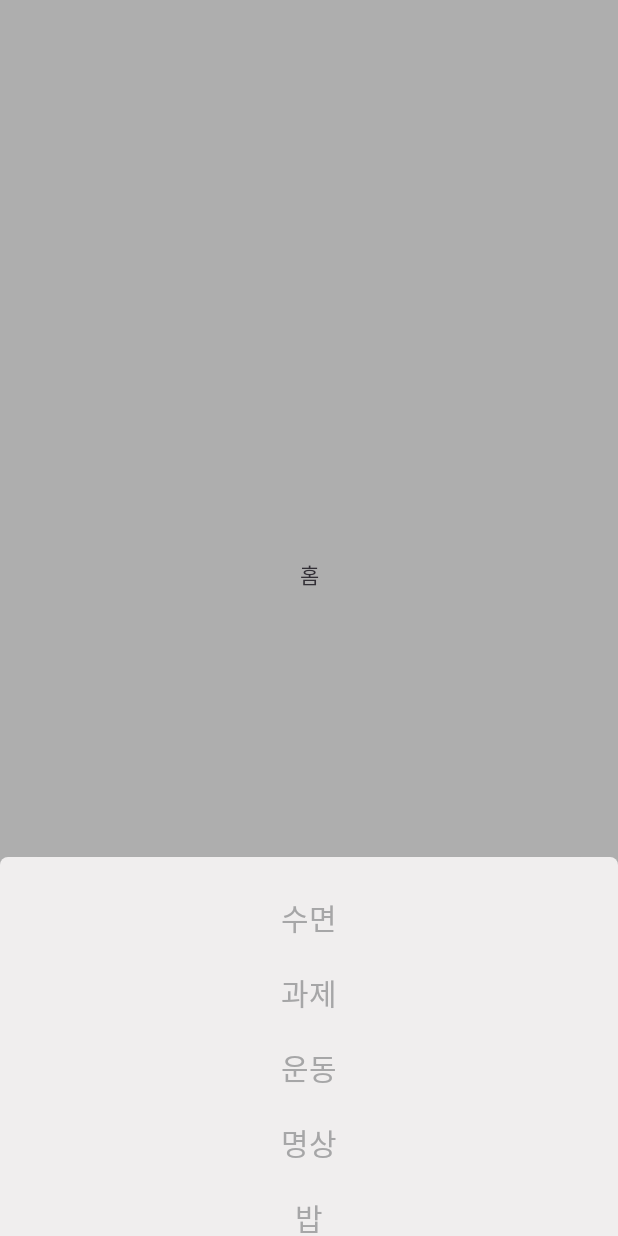
After one commit to CAMPTHON-BAMSAMJO/camputhon-client, an Android app: the fragment SelectActivityBottomSheet placed in its activity, on a phone screen of 412 x 824 dp. The commit adds this screen. Run offline under Robolectric (Android 15) with nearby library versions, the phone set to English and light mode, and no system bars; our stand-ins replace Dagger/Hilt's generated code, Timber, data binding.

Commit message:
[feat] 활동 입력받기 구현

```diff
--- /dev/null
+++ b/app/src/main/java/com/dgu/camputhon/domain/entity/SelectActivity.kt
@@ -0,0 +1,5 @@
+package com.dgu.camputhon.domain.entity
+
+data class SelectActivity (
+    val activity: String
+)
--- a/app/src/main/java/com/dgu/camputhon/presentation/createshorts/CreateShortsFragment.kt
+++ b/app/src/main/java/com/dgu/camputhon/presentation/createshorts/CreateShortsFragment.kt
@@ -11,6 +11,7 @@
 import com.dgu.camputhon.presentation.createshorts.CreateShortsViewModel.Companion.THURS
 import com.dgu.camputhon.presentation.createshorts.CreateShortsViewModel.Companion.TUES
 import com.dgu.camputhon.presentation.createshorts.CreateShortsViewModel.Companion.WED
+import com.dgu.camputhon.presentation.createshorts.activity.SelectActivityBottomSheet
 import com.dgu.camputhon.presentation.createshorts.location.SelectLocationBottomSheet
 import com.dgu.camputhon.util.base.BaseFragment
 import dagger.hilt.android.AndroidEntryPoint
@@ -27,6 +28,7 @@
 
         selectDay()
         selectLocation()
+        selectActivity()
         clickCreateShortsBtn()
     }
 
@@ -54,6 +56,12 @@
         }
     }
 
+    private fun selectActivity() {
+        binding.tvCreateShortsActivityInput.setOnClickListener {
+            SelectActivityBottomSheet().show(parentFragmentManager, BOTTOM_SHEET)
+        }
+    }
+
     private fun clickCreateShortsBtn() {
         binding.btnCreateShorts.setOnClickListener {
             viewModel.createShorts(viewModel.contents.value ?: "")
--- a/app/src/main/java/com/dgu/camputhon/presentation/createshorts/CreateShortsViewModel.kt
+++ b/app/src/main/java/com/dgu/camputhon/presentation/createshorts/CreateShortsViewModel.kt
@@ -3,6 +3,7 @@
 import androidx.lifecycle.LiveData
 import androidx.lifecycle.MutableLiveData
 import androidx.lifecycle.ViewModel
+import com.dgu.camputhon.domain.entity.SelectActivity
 import com.dgu.camputhon.domain.entity.SelectLocation
 import timber.log.Timber
 
@@ -28,13 +29,41 @@
     val locationList: LiveData<ArrayList<SelectLocation>>
         get() = _locationList
 
+    private val _activityList: MutableLiveData<ArrayList<SelectActivity>> =
+        MutableLiveData(
+            arrayListOf(
+                SelectActivity("수면"),
+                SelectActivity("과제"),
+                SelectActivity("운동"),
+                SelectActivity("명상"),
+                SelectActivity("밥"),
+                SelectActivity("수다"),
+                SelectActivity("데이트"),
+                SelectActivity("팀플"),
+                SelectActivity("독서"),
+                SelectActivity("영화관람"),
+                SelectActivity("전시관람"),
+                SelectActivity("개발"),
+                SelectActivity("연구"),
+                SelectActivity("산책"),
+
+            )
+        )
+
+    val activityList: LiveData<ArrayList<SelectActivity>>
+        get() = _activityList
+
     private val _selectedDay = MutableLiveData<String>("")
     val selectedDay: LiveData<String>
         get() = _selectedDay
 
-    private val _selectedLanguage = MutableLiveData<String>()
-    val selectedLanguage: LiveData<String>
-        get() = _selectedLanguage
+    private val _selectedLocation = MutableLiveData<String>()
+    val selectedLocation: LiveData<String>
+        get() = _selectedLocation
+
+    private val _selectedActivity = MutableLiveData<String>()
+    val selectedActivity: LiveData<String>
+        get() = _selectedActivity
 
     val contents = MutableLiveData<String>()
 
@@ -44,12 +73,18 @@
     }
 
     fun setSelectedLocation(location: String) {
-        _selectedLanguage.value = location
+        Timber.d("[숏폼 생성] 제작 장소 바텀시트 테스트 -> $location")
+        _selectedLocation.value = location
+    }
+
+    fun setSelectedActivity(activity: String) {
+        Timber.d("[숏폼 생성] 제작 활동 바텀시트 테스트 -> $activity")
+        _selectedActivity.value = activity
     }
 
     fun createShorts(contents: String) {
         // TODO 영상 생성하기 서버통신
-        Timber.d("[숏폼 생성] 제작 테스트 -> 장소: ${selectedLanguage.value}  일기: $contents")
+        Timber.d("[숏폼 생성] 제작 테스트 -> 장소: ${selectedLocation.value} // 활동: ${selectedActivity.value} //  일기: $contents")
     }
 
     companion object {
--- /dev/null
+++ b/app/src/main/java/com/dgu/camputhon/presentation/createshorts/activity/SelectActivityAdapter.kt
@@ -0,0 +1,90 @@
+package com.dgu.camputhon.presentation.createshorts.activity
+
+import android.content.Context
+import android.view.LayoutInflater
+import android.view.ViewGroup
+import androidx.core.content.ContextCompat
+import androidx.recyclerview.widget.ListAdapter
+import androidx.recyclerview.widget.RecyclerView
+import com.dgu.camputhon.R
+import com.dgu.camputhon.databinding.ItemSelectActivityBinding
+import com.dgu.camputhon.domain.entity.SelectActivity
+import com.dgu.camputhon.util.ItemDiffCallback
+
+class SelectActivityAdapter(private val context: Context) :
+    ListAdapter<SelectActivity, SelectActivityAdapter.SelectActivityViewHolder>(
+        ItemDiffCallback<SelectActivity>(
+            onContentsTheSame = { oldItem, newItem -> oldItem == newItem },
+            onItemsTheSame = { oldItem, newItem -> oldItem.activity == newItem.activity }
+        )
+    ) {
+
+    private var onItemClickListener: OnItemClickListener? = null
+    private var selectedPosition: Int = RecyclerView.NO_POSITION
+
+    interface OnItemClickListener {
+        fun onItemClick(item: SelectActivity, position: Int)
+    }
+
+    fun setOnItemClickListener(listener: OnItemClickListener) {
+        this.onItemClickListener = listener
+    }
+
+    inner class SelectActivityViewHolder(
+        private val binding: ItemSelectActivityBinding
+    ) : RecyclerView.ViewHolder(binding.root) {
+        fun onBind(data: SelectActivity) {
+            binding.tvActivityItem.text = data.activity
+
+            if (selectedPosition == absoluteAdapterPosition) {
+                changeColor(binding, true)
+            } else {
+                changeColor(binding, false)
+            }
+
+            if (onItemClickListener != null) {
+                binding.tvActivityItem.setOnClickListener {
+                    onItemClickListener?.onItemClick(data, absoluteAdapterPosition)
+                    if (selectedPosition != absoluteAdapterPosition) {
+                        changeColor(binding, true)
+                        notifyItemChanged(selectedPosition)
+                        selectedPosition = absoluteAdapterPosition
+                    }
+                }
+            }
+        }
+    }
+
+    private fun changeColor(
+        binding: ItemSelectActivityBinding,
+        selected: Boolean
+    ) {
+        when (selected) {
+            true -> {
+                binding.tvActivityItem.setTextColor(
+                    ContextCompat.getColor(
+                        context,
+                        R.color.main_brown
+                    )
+                )
+                binding.tvActivityItem.setTextAppearance(R.style.TextAppearance_Camputhon_Title_Semibold_24)
+            }
+
+            false -> {
+                binding.tvActivityItem.setTextColor(ContextCompat.getColor(context, R.color.gray4))
+                binding.tvActivityItem.setTextAppearance(R.style.TextAppearance_Camputhon_Title_Semibold_20)
+            }
+
+        }
+    }
+
+    override fun onCreateViewHolder(parent: ViewGroup, viewType: Int): SelectActivityViewHolder {
+        val binding =
+            ItemSelectActivityBinding.inflate(LayoutInflater.from(parent.context), parent, false)
+        return SelectActivityViewHolder(binding)
+    }
+
+    override fun onBindViewHolder(holder: SelectActivityViewHolder, position: Int) {
+        holder.onBind(getItem(position))
+    }
+}
--- /dev/null
+++ b/app/src/main/java/com/dgu/camputhon/presentation/createshorts/activity/SelectActivityBottomSheet.kt
@@ -0,0 +1,74 @@
+package com.dgu.camputhon.presentation.createshorts.activity
+
+import android.os.Bundle
+import android.view.LayoutInflater
+import android.view.View
+import android.view.ViewGroup
+import androidx.fragment.app.activityViewModels
+import com.dgu.camputhon.databinding.BottomsheetSelectActivityBinding
+import com.dgu.camputhon.databinding.BottomsheetSelectLocationBinding
+import com.dgu.camputhon.domain.entity.SelectActivity
+import com.dgu.camputhon.domain.entity.SelectLocation
+import com.dgu.camputhon.presentation.createshorts.CreateShortsViewModel
+import com.dgu.camputhon.presentation.createshorts.location.SelectLocationAdapter
+import com.google.android.material.bottomsheet.BottomSheetBehavior
+import com.google.android.material.bottomsheet.BottomSheetDialogFragment
+
+class SelectActivityBottomSheet : BottomSheetDialogFragment() {
+
+    private val viewModel by activityViewModels<CreateShortsViewModel>()
+
+    private var _binding: BottomsheetSelectActivityBinding? = null
+    val binding: BottomsheetSelectActivityBinding
+        get() = requireNotNull(_binding as BottomsheetSelectActivityBinding)
+
+    private var _selectActivityAdapter: SelectActivityAdapter? = null
+    private val selectActivityAdapter
+        get() = requireNotNull(_selectActivityAdapter)
+
+    override fun onStart() {
+        super.onStart()
+
+        val behavior = BottomSheetBehavior.from(requireView().parent as View)
+        behavior.state = BottomSheetBehavior.STATE_EXPANDED
+    }
+
+    override fun onCreateView(
+        inflater: LayoutInflater,
+        container: ViewGroup?,
+        savedInstanceState: Bundle?
+    ): View? {
+        _binding = BottomsheetSelectActivityBinding.inflate(inflater, container, false)
+        binding.lifecycleOwner = viewLifecycleOwner
+        return binding.root
+    }
+
+    override fun onViewCreated(view: View, savedInstanceState: Bundle?) {
+        super.onViewCreated(view, savedInstanceState)
+        binding.viewModel = viewModel
+
+        initSetAdapter()
+        initSetLocationList()
+    }
+
+    private fun initSetAdapter() {
+        _selectActivityAdapter = SelectActivityAdapter(requireContext()).apply {
+            setOnItemClickListener(object : SelectActivityAdapter.OnItemClickListener {
+                override fun onItemClick(item: SelectActivity, position: Int) {
+                    viewModel.setSelectedActivity(item.activity)
+                }
+            })
+        }
+        binding.rcvSelectActivity.adapter = selectActivityAdapter
+    }
+
+    private fun initSetLocationList() {
+        viewModel.activityList.observe(viewLifecycleOwner) {
+            selectActivityAdapter.submitList(it)
+        }
+    }
+
+    private fun clickConfirmBtn() {
+        // TODO 장소 입력 버튼 구현
+    }
+}
--- /dev/null
+++ b/app/src/main/res/layout/bottomsheet_select_activity.xml
@@ -0,0 +1,44 @@
+<?xml version="1.0" encoding="utf-8"?>
+<layout xmlns:android="http://schemas.android.com/apk/res/android"
+    xmlns:app="http://schemas.android.com/apk/res-auto"
+    xmlns:tools="http://schemas.android.com/tools">
+
+    <data>
+        <variable
+            name="viewModel"
+            type="com.dgu.camputhon.presentation.createshorts.CreateShortsViewModel" />
+
+    </data>
+
+    <androidx.constraintlayout.widget.ConstraintLayout
+        android:layout_width="match_parent"
+        android:layout_height="wrap_content"
+        android:backgroundTint="@android:color/transparent"
+        app:layout_behavior="com.google.android.material.bottomsheet.BottomSheetBehavior">
+
+        <androidx.constraintlayout.widget.ConstraintLayout
+            android:layout_width="0dp"
+            android:layout_height="wrap_content"
+            android:background="@drawable/shape_gray3_fill_top_5_rect"
+            app:layout_constraintStart_toStartOf="parent"
+            app:layout_constraintEnd_toEndOf="parent"
+            app:layout_constraintBottom_toBottomOf="parent">
+
+            <androidx.recyclerview.widget.RecyclerView
+                android:id="@+id/rcv_select_activity"
+                android:layout_width="match_parent"
+                android:layout_height="237dp"
+                android:foregroundGravity="center"
+                android:layout_marginTop="15dp"
+                app:layoutManager="androidx.recyclerview.widget.LinearLayoutManager"
+                android:orientation="vertical"
+                app:layout_constraintTop_toTopOf="parent"
+                app:layout_constraintBottom_toBottomOf="parent"
+                app:layout_constraintStart_toStartOf="parent"
+                app:layout_constraintEnd_toEndOf="parent"
+                tools:listitem="@layout/item_select_activity"/>
+
+        </androidx.constraintlayout.widget.ConstraintLayout>
+
+    </androidx.constraintlayout.widget.ConstraintLayout>
+</layout>
--- /dev/null
+++ b/app/src/main/res/layout/item_select_activity.xml
@@ -0,0 +1,28 @@
+<?xml version="1.0" encoding="utf-8"?>
+<layout xmlns:android="http://schemas.android.com/apk/res/android"
+    xmlns:app="http://schemas.android.com/apk/res-auto">
+
+    <data>
+
+    </data>
+
+    <androidx.constraintlayout.widget.ConstraintLayout
+        android:layout_width="match_parent"
+        android:layout_height="wrap_content">
+
+        <TextView
+            android:id="@+id/tv_activity_item"
+            android:layout_width="match_parent"
+            android:layout_height="wrap_content"
+            android:text="독서"
+            android:textColor="@color/gray4"
+            android:gravity="center"
+            android:textAppearance="@style/TextAppearance.Camputhon.Title.Semibold.20"
+            android:layout_marginVertical="10dp"
+            app:layout_constraintTop_toTopOf="parent"
+            app:layout_constraintBottom_toBottomOf="parent"
+            app:layout_constraintStart_toStartOf="parent"
+            app:layout_constraintEnd_toEndOf="parent"/>
+
+    </androidx.constraintlayout.widget.ConstraintLayout>
+</layout>
```
